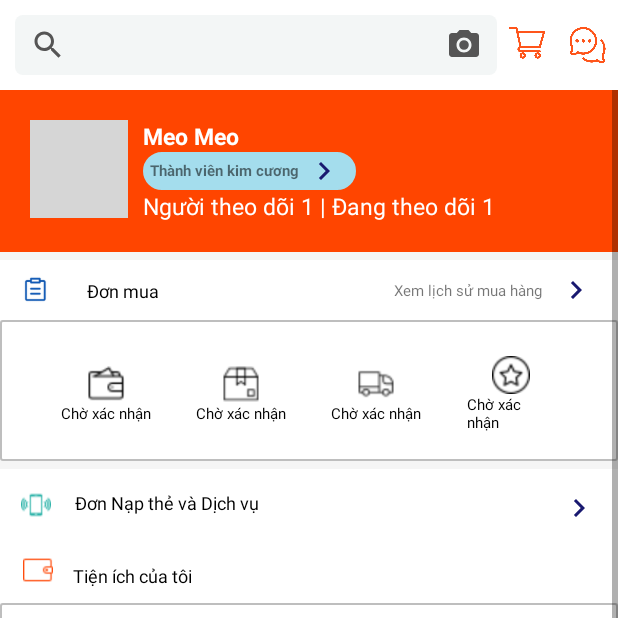
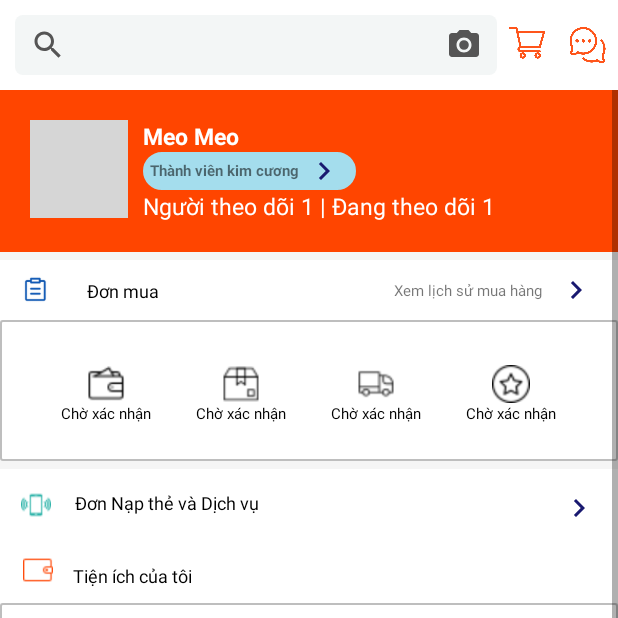
Before and after one commit to Hoang-Sanggg/Shopbee, an Android app: the fragment ProfileFragment placed in its activity, on a phone screen of 412 x 824 dp, the top half of it. Run offline under Robolectric (Android 15) with nearby library versions, the phone set to English and light mode, and no system bars; our stand-ins replace CircleImageView, Firebase (no records; nobody signed in at launch, a user with empty details on screens opened directly); libraries missing offline, so code that uses them is left out: me.relex.circleindicator; pictures from the network do not load; 4 statements that could not run were skipped; grey boxes are pictures that could not be loaded.

Commit message:
Update fragment_profile.xml

```diff
--- a/Shopbee/app/src/main/res/layout/fragment_profile.xml
+++ b/Shopbee/app/src/main/res/layout/fragment_profile.xml
@@ -382,7 +382,7 @@
                         android:layout_height="90dp"
                         android:gravity="center"
                         android:orientation="vertical"
-                        android:padding="15dp">
+                        android:padding="10dp">
 
                         <ImageView
                             android:id="@+id/profile_btn_medal"
```
